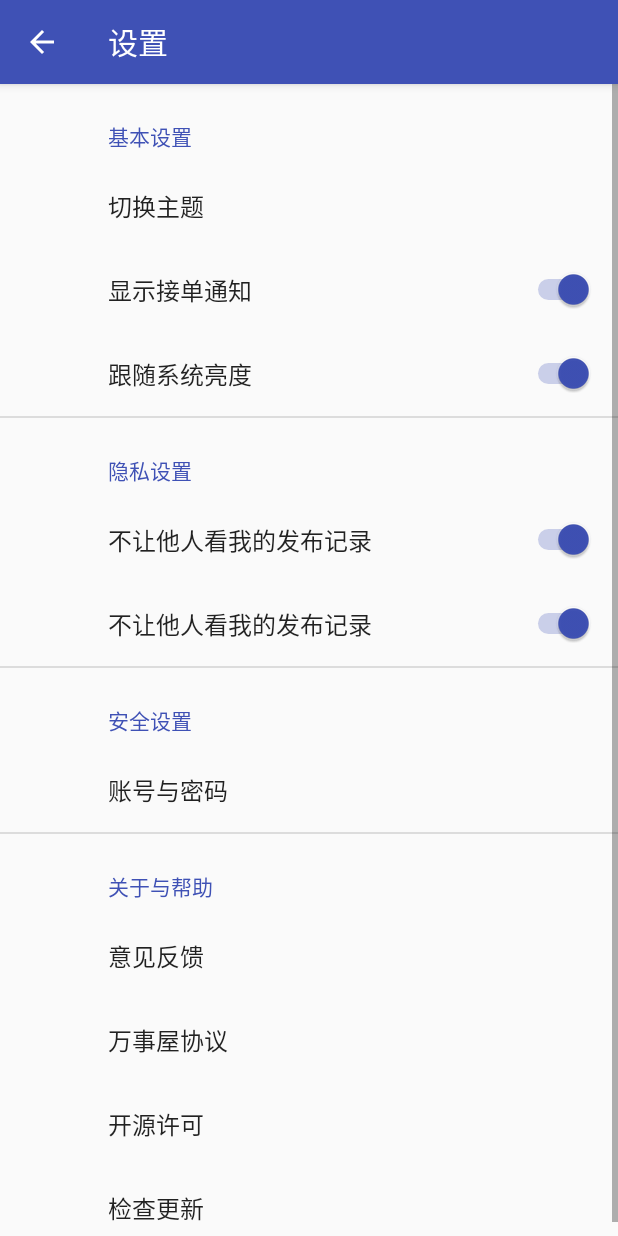
After one commit to kingking666/Onse5, an Android app: the SettingActivity screen opened directly, with no data from a screen before it, on a phone screen of 412 x 824 dp. The commit adds this screen. Run offline under Robolectric (Android 15) with nearby library versions, the phone set to English and light mode, and no system bars; our stand-ins replace androidx.preference.

Commit message:
add setting_activity

```diff
--- a/app/build.gradle
+++ b/app/build.gradle
@@ -36,6 +36,7 @@ android {
         compile 'de.hdodenhof:circleimageview:2.1.0'
         compile 'com.github.razerdp:BasePopup:v1.4.0'
         compile files('libs/cia_sdk_v_2_3_1.jar')
+        compile 'com.android.support:preference-v14:25.0.1'
 
     }
 }
--- a/app/src/main/AndroidManifest.xml
+++ b/app/src/main/AndroidManifest.xml
@@ -25,6 +25,12 @@ package="com.example.delitto.myapplication" >
         </intent-filter>
     </activity>
     <activity
+        android:name=".SettingActivity"
+        android:theme="@style/AppTheme"
+        android:label="设置">
+    </activity>
+
+    <activity
         android:name=".LoginActivity"
         android:theme="@style/AppTheme.Dark" />
     <activity
--- a/app/src/main/java/com/example/delitto/myapplication/MainActivity.java
+++ b/app/src/main/java/com/example/delitto/myapplication/MainActivity.java
@@ -1,5 +1,6 @@
 package com.example.delitto.myapplication;
 
+import android.content.Intent;
 import android.support.annotation.IdRes;
 import android.support.annotation.NonNull;
 import android.support.design.widget.CoordinatorLayout;
@@ -62,7 +63,7 @@ public class MainActivity extends AppCompatActivity {
         viewPager = (ViewPager) findViewById(R.id.view_pager);
 
 
-        //设置bar
+        //设置toolbar
         setSupportActionBar(toolbar);
         ActionBarDrawerToggle actionBarDrawerToggle = new ActionBarDrawerToggle(this, drawerLayout, toolbar,
                 R.string.drawer_open, R.string.drawer_close);
@@ -81,19 +82,23 @@ public class MainActivity extends AppCompatActivity {
         navigationView.setNavigationItemSelectedListener(new NavigationView.OnNavigationItemSelectedListener() {
             @Override
             public boolean onNavigationItemSelected(@NonNull MenuItem item) {
+//                Log.d("~start","start");
                 switch (item.getItemId()) {
                     case R.id.drawer_money: {
                     }
-                    ;
+                    break;
                     case R.id.drawer_publish: {
                     }
-                    ;
+                    break;
                     case R.id.drawer_get: {
                     }
-                    ;
-                    case R.id.seeting: {
+                    break;
+                    case R.id.nav_setting: {
+                        Intent intent = new Intent(MainActivity.this, SettingActivity.class);
+                        startActivity(intent);
+                        Log.d("~start","start");
                     }
-                    ;
+                    break;
 
                 }
                 drawerLayout.closeDrawer(GravityCompat.START);
--- /dev/null
+++ b/app/src/main/java/com/example/delitto/myapplication/SettingActivity.java
@@ -0,0 +1,40 @@
+package com.example.delitto.myapplication;
+
+import android.os.Bundle;
+import android.support.annotation.Nullable;
+import android.support.v7.app.AppCompatActivity;
+import android.support.v7.widget.Toolbar;
+import android.view.MenuItem;
+
+/**
+ * Created by pokedo on 2016/11/30.
+ */
+
+public class SettingActivity extends AppCompatActivity {
+
+    @Override
+    protected void onCreate(@Nullable Bundle savedInstanceState) {
+        super.onCreate(savedInstanceState);
+        setContentView(R.layout.activity_setting);
+
+        Toolbar toolbar = (Toolbar) findViewById(R.id.toolbar);
+        setSupportActionBar(toolbar);
+        getSupportActionBar().setDisplayHomeAsUpEnabled(true);
+
+        SettingFragment fragment = new SettingFragment();
+
+        getSupportFragmentManager()
+                .beginTransaction()
+                .replace(R.id.settings_container, fragment)
+                .commit();
+    }
+
+    @Override
+    public boolean onOptionsItemSelected(MenuItem item) {
+
+        if (item.getItemId() == android.R.id.home) {
+            onBackPressed();
+        }
+        return super.onOptionsItemSelected(item);
+    }
+}
--- /dev/null
+++ b/app/src/main/java/com/example/delitto/myapplication/SettingFragment.java
@@ -0,0 +1,17 @@
+package com.example.delitto.myapplication;
+
+import android.os.Bundle;
+import android.support.v7.preference.PreferenceFragmentCompat;
+
+/**
+ * Created by pokedo on 2016/11/30.
+ */
+
+//导入这句
+//import android.support.v7.preference.PreferenceFragmentCompat;
+public class SettingFragment extends PreferenceFragmentCompat{
+    @Override
+    public void onCreatePreferences(Bundle savedInstanceState, String rootKey) {
+        addPreferencesFromResource(R.xml.setting_general);
+    }
+}
--- a/app/src/main/java/com/example/delitto/myapplication/TaskFragment.java
+++ b/app/src/main/java/com/example/delitto/myapplication/TaskFragment.java
@@ -14,6 +14,7 @@ import android.widget.EditText;
 import android.widget.Spinner;
 
 import com.ashokvarma.bottomnavigation.BottomNavigationBar;
+import com.example.delitto.myapplication.util.DisplayUtil;
 
 import de.hdodenhof.circleimageview.CircleImageView;
 
--- a/app/src/main/java/com/example/delitto/myapplication/DisplayUtil.java
+++ b/app/src/main/java/com/example/delitto/myapplication/util/DisplayUtil.java
@@ -1,6 +1,8 @@
-package com.example.delitto.myapplication;
+package com.example.delitto.myapplication.util;
 
 import android.content.Context;
+
+import com.example.delitto.myapplication.TaskFragment;
 
 /**
  * Created by pokedo on 2016/11/27.
--- /dev/null
+++ b/app/src/main/res/layout/activity_setting.xml
@@ -0,0 +1,29 @@
+<?xml version="1.0" encoding="utf-8"?>
+<android.support.design.widget.CoordinatorLayout xmlns:android="http://schemas.android.com/apk/res/android"
+    xmlns:app="http://schemas.android.com/apk/res-auto"
+    xmlns:tools="http://schemas.android.com/tools"
+    android:layout_width="match_parent"
+    android:layout_height="match_parent"
+    android:clipToPadding="true"
+    android:fitsSystemWindows="true">
+
+    <android.support.design.widget.AppBarLayout
+        android:layout_width="match_parent"
+        android:layout_height="wrap_content"
+        app:theme="@style/ThemeOverlay.AppCompat.Dark.ActionBar">
+
+        <android.support.v7.widget.Toolbar
+            android:id="@+id/toolbar"
+            android:layout_width="match_parent"
+            android:layout_height="?attr/actionBarSize" />
+    </android.support.design.widget.AppBarLayout>
+
+    <FrameLayout
+        android:id="@+id/settings_container"
+        android:layout_width="match_parent"
+        android:layout_height="wrap_content"
+        android:layout_marginTop="?actionBarSize">
+    </FrameLayout>
+
+
+</android.support.design.widget.CoordinatorLayout>
--- a/app/src/main/res/menu/nav_menu.xml
+++ b/app/src/main/res/menu/nav_menu.xml
@@ -1,6 +1,7 @@
 <?xml version="1.0" encoding="utf-8"?>
 <menu xmlns:android="http://schemas.android.com/apk/res/android">
-    <group android:checkableBehavior="single">
+    <group android:checkableBehavior="single"
+        android:id="@+id/group1">
         <item
             android:id="@+id/drawer_money"
             android:icon="@mipmap/ic_local_atm_black_24dp"
@@ -14,13 +15,18 @@
             android:icon="@mipmap/ic_content_paste_black_24dp"
             android:title="领取记录" />
     </group>
+    <group android:checkableBehavior="single"
+        android:id="@+id/group2">
+        <item
+            android:icon="@mipmap/ic_local_atm_black_24dp"
+            android:title="钱包" />
+    </group>
     <item android:title="其他">
         <menu>
             <item
+                android:id="@+id/nav_setting"
                 android:icon="@mipmap/ic_settings_black_24dp"
                 android:title="设置" />
         </menu>
     </item>
-
-
 </menu>
--- a/app/src/main/res/values-v21/styles.xml
+++ b/app/src/main/res/values-v21/styles.xml
@@ -7,15 +7,28 @@
         <item name="android:windowAllowReturnTransitionOverlap">true</item>
         <item name="android:windowSharedElementEnterTransition">@android:transition/move</item>
         <item name="android:windowSharedElementExitTransition">@android:transition/move</item>
+        <item name="windowNoTitle">true</item>
+        <item name="windowActionBar">false</item>
         <item name="android:textViewStyle">@style/MyTextViewStyle</item>
         <item name="colorPrimary">@color/colorPrimary</item>
         <item name="colorPrimaryDark">@color/colorPrimaryDark</item>
         <item name="colorAccent">@color/colorPrimary</item>
+        <item name="android:windowAnimationStyle">@style/activityAnimation</item>
+        <item name="preferenceTheme">@style/myPreferenceScreen</item>
     </style>
 
+    <!--New-->
     <style name="MyTextViewStyle" parent="android:Widget.TextView">
         <item name="android:textColor">#000</item>
     </style>
+
+    <!--必须指定preferenceScreen主题-->
+    <style name="myPreferenceScreen" parent="PreferenceThemeOverlay.v14.Material">
+        <item name="android:fadeScrollbars">true</item>
+        <item name="android:scrollbars">vertical</item>
+        <item name="android:scrollbarFadeDuration">1</item>
+    </style>
+
 
     <style name="AppTheme.Dark" parent="Theme.AppCompat.NoActionBar">
         <item name="android:windowDrawsSystemBarBackgrounds">true</item>
--- a/app/src/main/res/values/styles.xml
+++ b/app/src/main/res/values/styles.xml
@@ -8,11 +8,30 @@
         <item name="colorPrimary">@color/colorPrimary</item>
         <item name="colorPrimaryDark">@color/colorPrimaryDark</item>
         <item name="colorAccent">@color/colorPrimary</item>
+        <item name="windowNoTitle">true</item>
+        <item name="windowActionBar">false</item>
         <item name="android:textViewStyle">@style/MyTextViewStyle</item>
+        <item name="android:windowAnimationStyle">@style/activityAnimation</item>
+        <item name="preferenceTheme">@style/myPreferenceScreen</item>
     </style>
 
+    <!--New-->
     <style name="MyTextViewStyle" parent="android:Widget.TextView">
         <item name="android:textColor">#000</item>
+    </style>
+
+    <!--必须指定preferenceScreen主题-->
+    <style name="myPreferenceScreen" parent="PreferenceThemeOverlay.v14.Material">
+        <item name="android:fadeScrollbars">true</item>
+        <item name="android:scrollbars">vertical</item>
+        <item name="android:scrollbarFadeDuration">1</item>
+    </style>
+
+    <style name="activityAnimation" parent="@android:style/Animation.Activity">
+        <item name="android:activityOpenEnterAnimation">@anim/push_left_in</item>
+        <item name="android:activityOpenExitAnimation">@anim/push_left_out</item>
+        <item name="android:activityCloseEnterAnimation">@anim/push_right_in</item>
+        <item name="android:activityCloseExitAnimation">@anim/push_right_out</item>
     </style>
 
 
--- /dev/null
+++ b/app/src/main/res/xml/setting_general.xml
@@ -0,0 +1,49 @@
+<?xml version="1.0" encoding="utf-8"?>
+<PreferenceScreen xmlns:android="http://schemas.android.com/apk/res/android">
+
+    <PreferenceCategory android:title="基本设置">
+        <Preference
+            android:key="change_theme"
+            android:title="切换主题" />
+        <SwitchPreference
+            android:defaultValue="true"
+            android:key="switch_notification"
+            android:title="显示接单通知" />
+        <SwitchPreference
+            android:defaultValue="true"
+            android:key="lighteness"
+            android:title="跟随系统亮度" />
+    </PreferenceCategory>
+
+    <PreferenceCategory android:title="隐私设置">
+        <SwitchPreference
+            android:defaultValue="true"
+            android:key="publish_log"
+            android:title="不让他人看我的发布记录" />
+        <SwitchPreference
+            android:defaultValue="true"
+            android:key="publish_log"
+            android:title="不让他人看我的发布记录" />
+    </PreferenceCategory>
+    <PreferenceCategory android:title="安全设置">
+        <Preference
+            android:key="account_password"
+            android:title="账号与密码" />
+    </PreferenceCategory>
+
+    <PreferenceCategory android:title="关于与帮助">
+        <Preference
+            android:key="feedback"
+            android:title="意见反馈" />
+        <Preference
+            android:key="agreement"
+            android:title="万事屋协议" />
+        <Preference
+            android:key="open_source"
+            android:title="开源许可" />
+        <Preference
+            android:key="update"
+            android:title="检查更新" />
+
+    </PreferenceCategory>
+</PreferenceScreen>
```
Also changed, not shown: 1 other file.
